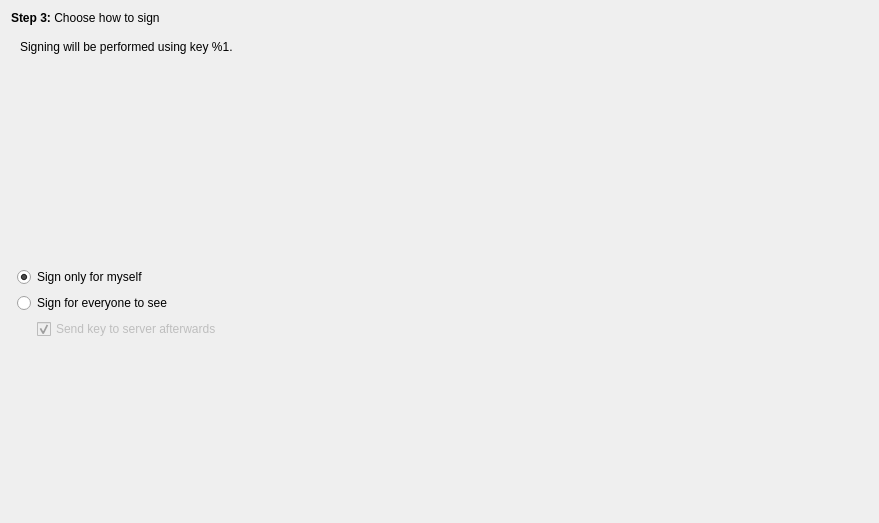
Qt form dialogs/certificationoptionswidget.ui (sensama/kleopatra) before a commit.
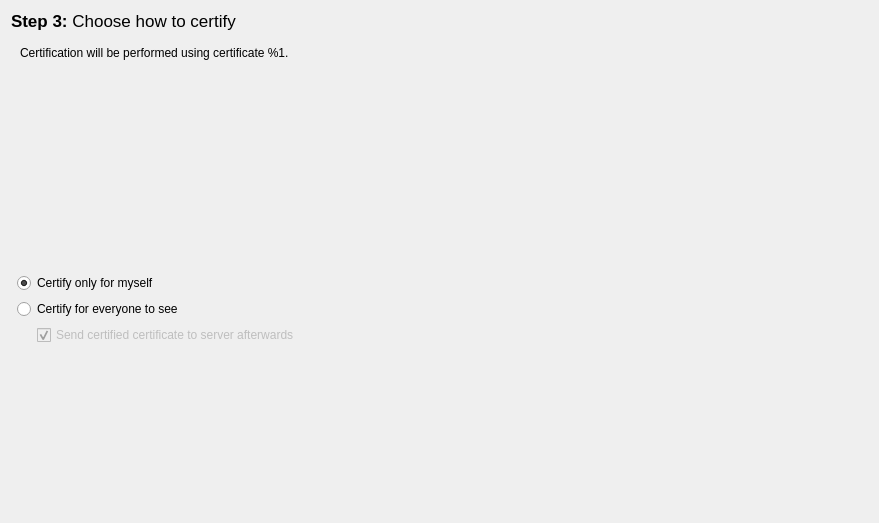
The same form after that commit.

Commit message: s/Sign Certificate/Certify Certificate

What changed in the file:
```diff
--- a/dialogs/certificationoptionswidget.ui
+++ b/dialogs/certificationoptionswidget.ui
@@ -16,7 +16,10 @@
    <item row="0" column="0" colspan="3" >
     <widget class="QLabel" name="label_6" >
      <property name="text" >
-      <string>&lt;b>Step 3: &lt;/b>Choose how to sign</string>
+      <string>&lt;html>&lt;head>&lt;meta name="qrichtext" content="1" />&lt;style type="text/css">
+p, li { white-space: pre-wrap; }
+&lt;/style>&lt;/head>&lt;body style=" font-family:'Lucida Grande'; font-size:13pt; font-weight:400; font-style:normal;">
+&lt;p style=" margin-top:0px; margin-bottom:0px; margin-left:0px; margin-right:0px; -qt-block-indent:0; text-indent:0px;">&lt;span style=" font-weight:600;">Step 3: &lt;/span>Choose how to certify&lt;/p>&lt;/body>&lt;/html></string>
      </property>
     </widget>
    </item>
@@ -44,7 +47,7 @@
        <item>
         <widget class="QLabel" name="singleKeyLabel" >
          <property name="text" >
-          <string>Signing will be performed using key %1.</string>
+          <string>Certification will be performed using certificate %1.</string>
          </property>
          <property name="alignment" >
           <set>Qt::AlignLeading|Qt::AlignLeft|Qt::AlignTop</set>
@@ -60,7 +63,7 @@
      <item>
       <widget class="QRadioButton" name="localSignatureRB" >
        <property name="text" >
-        <string>Sign only for myself</string>
+        <string>Certify only for myself</string>
        </property>
        <property name="checked" >
         <bool>true</bool>
@@ -70,7 +73,7 @@
      <item>
       <widget class="QRadioButton" name="exportableSignatureRB" >
        <property name="text" >
-        <string>Sign for everyone to see</string>
+        <string>Certify for everyone to see</string>
        </property>
       </widget>
      </item>
@@ -98,7 +101,7 @@
           <bool>false</bool>
          </property>
          <property name="text" >
-          <string>Send key to server afterwards</string>
+          <string>Send certified certificate to server afterwards</string>
          </property>
          <property name="checked" >
           <bool>true</bool>
```
Left out of the diff: 4 changed lines with no effect on the pictures. The commit also changes 9 other files.
